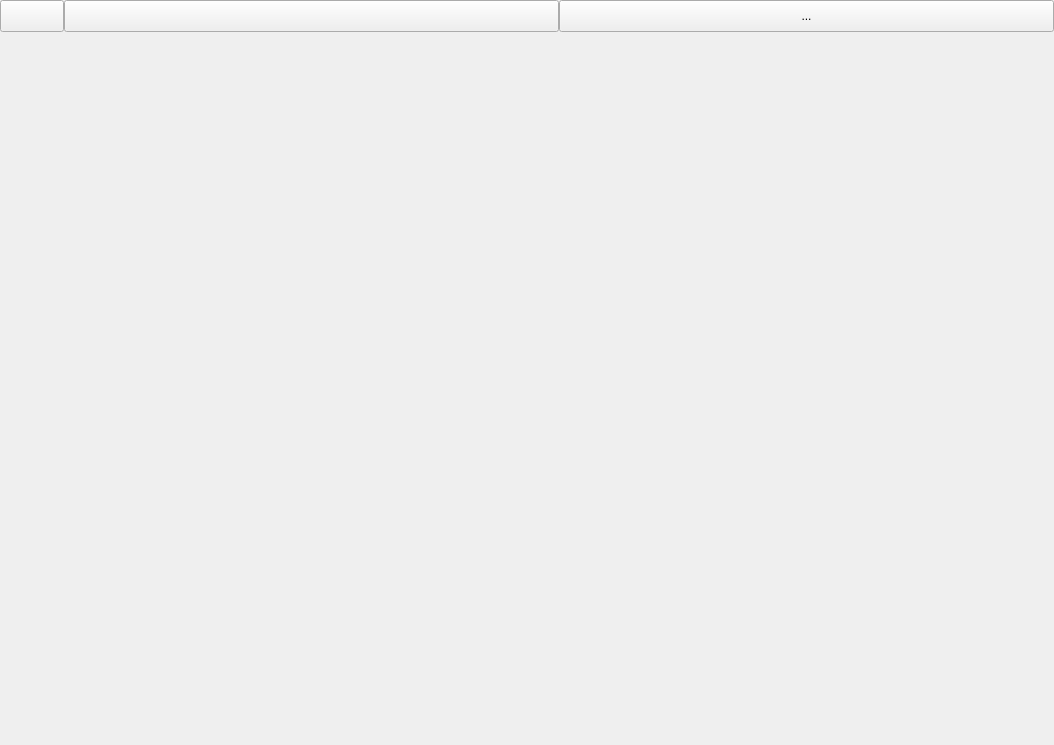
Qt form MyGameLauncher/MyGameLauncher.ui (ngee044/MyGameLauncher) before a commit.
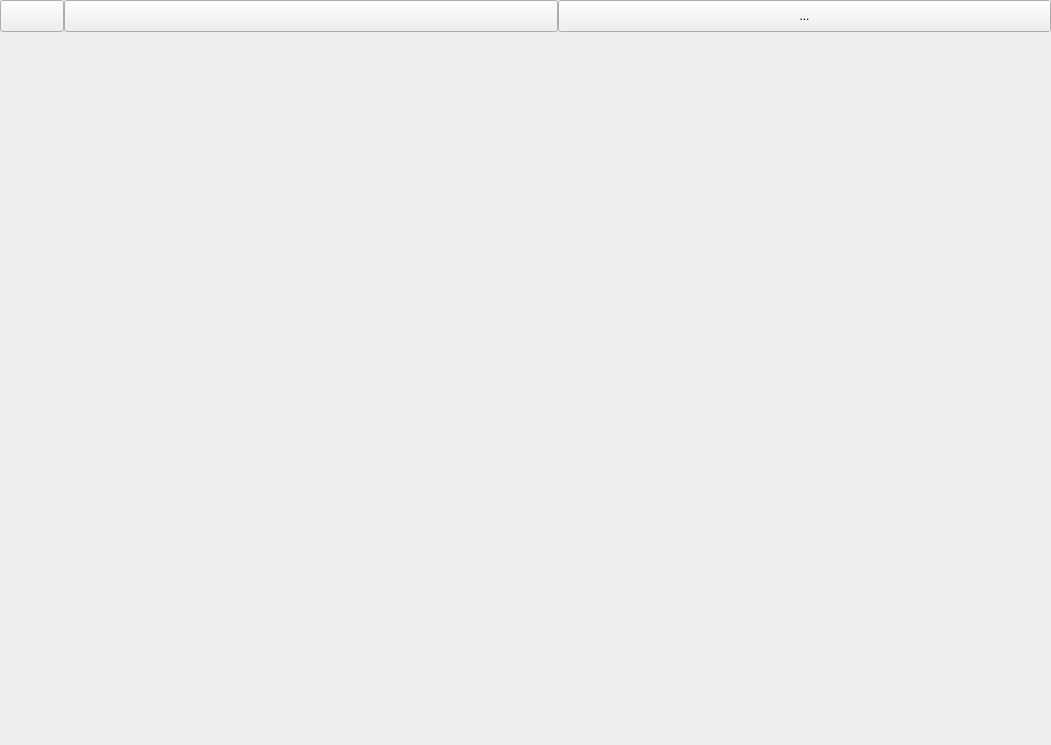
The same form after that commit. Icons and pictures are not drawn.

Patch:
```diff
--- a/MyGameLauncher/MyGameLauncher.ui
+++ b/MyGameLauncher/MyGameLauncher.ui
@@ -6,7 +6,7 @@
    <rect>
     <x>0</x>
     <y>0</y>
-    <width>1054</width>
+    <width>1051</width>
     <height>745</height>
    </rect>
   </property>
```
